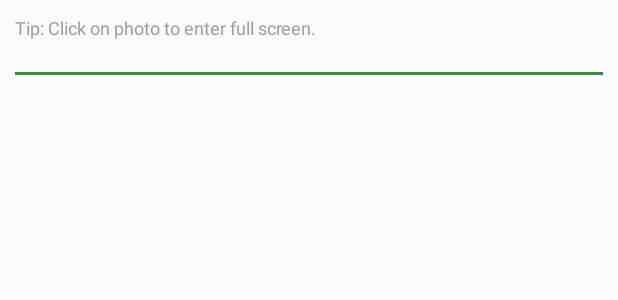
After one commit to AbsolutelySaurabh/reFood, an Android app: the layout singleviewframe.xml on its own in the app's theme, with its tools: preview values and no code run, on a phone screen of 412 x 824 dp. The commit adds this screen. Shown: the top 300 px of the screen. Run offline under Robolectric (Android 15) with nearby library versions, the phone set to English and light mode, and no system bars.

```diff
--- a/app/src/main/AndroidManifest.xml
+++ b/app/src/main/AndroidManifest.xml
@@ -38,9 +38,9 @@
         <activity
             android:name=".activity.UploadActivity"
             android:label="Upload Food"
-            android:theme="@style/AppTheme.NoActionBar"
-            />
-        <activity android:name=".activity.FullImageActivity"></activity>
+            android:theme="@style/AppTheme.NoActionBar" />
+        <activity android:name=".activity.FullImageActivity" />
+        <activity android:name=".activity.SingleItemActivity"></activity>
     </application>
 
 </manifest>
--- a/app/src/main/java/com/appsomniac/refood/adapter/dashboard/DashboardRadapter.java
+++ b/app/src/main/java/com/appsomniac/refood/adapter/dashboard/DashboardRadapter.java
@@ -33,7 +33,7 @@ public class DashboardRadapter extends RecyclerView.Adapter<DashboardRviewholder
     @Override
     public DashboardRviewholder onCreateViewHolder(ViewGroup parent, int viewType) {
 
-        return new DashboardRviewholder(LayoutInflater.from(parent.getContext()), parent, context);
+        return new DashboardRviewholder(LayoutInflater.from(parent.getContext()), parent, context, all_posts);
 
     }
 
--- /dev/null
+++ b/app/src/main/res/layout/singleviewframe.xml
@@ -0,0 +1,50 @@
+<?xml version="1.0" encoding="utf-8"?>
+<LinearLayout xmlns:android="http://schemas.android.com/apk/res/android"
+    xmlns:app="http://schemas.android.com/apk/res-auto"
+    xmlns:tools="http://schemas.android.com/tools"
+    android:layout_width="match_parent"
+    android:layout_height="match_parent"
+    android:orientation="vertical">
+
+    <ScrollView
+        android:layout_width="match_parent"
+        android:layout_height="wrap_content">
+
+        <LinearLayout
+            android:layout_width="match_parent"
+            android:layout_height="wrap_content"
+            android:orientation="vertical"
+            android:padding="10dp">
+
+            <TextView
+                android:layout_width="match_parent"
+                android:layout_height="wrap_content"
+                android:text="Tip: Click on photo to enter full screen."
+                android:textSize="12sp"
+                android:textColor="@color/colorGreyText"
+                />
+
+            <android.support.v7.widget.RecyclerView
+                android:id="@+id/my_recycler_view"
+                android:nestedScrollingEnabled="true"
+                android:layout_marginTop="5dp"
+                android:layout_width="match_parent"
+                android:layout_height="wrap_content"
+                android:padding="2dp"
+                android:elevation="5dp"
+                android:scrollbars="none" />
+
+            <View
+                android:id="@+id/line_up"
+                android:layout_width="match_parent"
+                android:layout_height="2dp"
+                android:layout_marginTop="12dp"
+                android:layout_centerHorizontal="true"
+                android:background="@color/dark_green"
+                />
+
+            </LinearLayout>
+
+        </ScrollView>
+
+    </LinearLayout>
--- a/app/src/main/res/values/styles.xml
+++ b/app/src/main/res/values/styles.xml
@@ -14,11 +14,9 @@
     </style>
 
     <style
-        name="AppTheme.AppBarOverlay" parent="ThemeOverlay.AppCompat.Dark.ActionBar"
-        />
+        name="AppTheme.AppBarOverlay" parent="ThemeOverlay.AppCompat.Dark.ActionBar"/>
 
     <style name="AppTheme.PopupOverlay" parent="ThemeOverlay.AppCompat.Light" />
-
 
     <style name="FAB">
         <item name="android:layout_margin">0dp</item>
```
Also changed, not shown: app/src/main/java/com/appsomniac/refood/activity/SingleItemActivity.java (added, +109 -0 lines), app/src/main/java/com/appsomniac/refood/activity/UploadActivity.java (+11 -5 lines), app/src/main/java/com/appsomniac/refood/adapter/dashboard/DashboardRviewholder.java (+9 -2 lines), app/src/main/java/com/appsomniac/refood/adapter/uploadActivity/Radapter.java (+27 -1 lines), app/src/main/java/com/appsomniac/refood/classFragments/DashboardFragment.java (+9 -25 lines), app/src/main/java/com/appsomniac/refood/model/FoodPost.java (+11 -2 lines), app/src/main/res/drawable/bottom_bg.xml (added, +19 -0 lines), app/src/main/res/drawable/ic_delete_black_24dp.xml (added, +9 -0 lines), app/src/main/res/layout/activity_single_item.xml (added, +34 -0 lines), app/src/main/res/layout/dashboard_layout.xml (+9 -0 lines), app/src/main/res/menu/bottom_navigation_items.xml (added, +11 -0 lines), app/src/main/res/values/strings.xml (+6 -6 lines).
